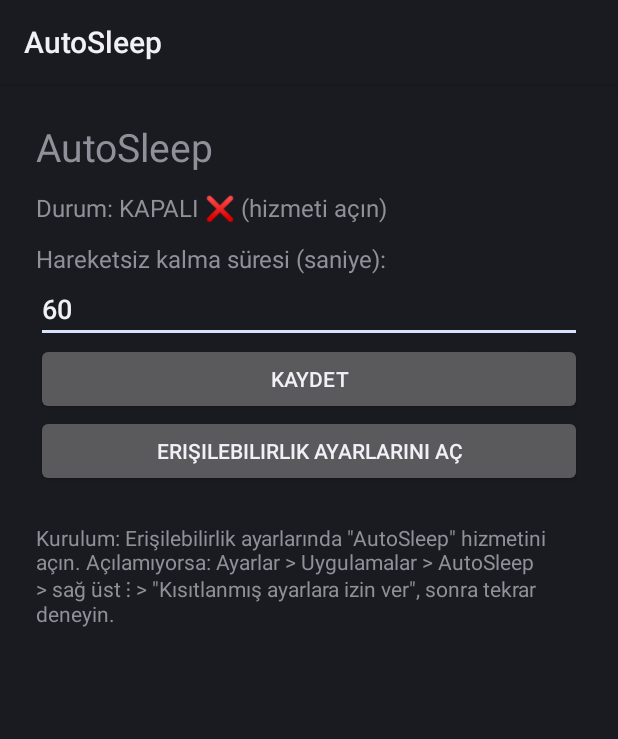
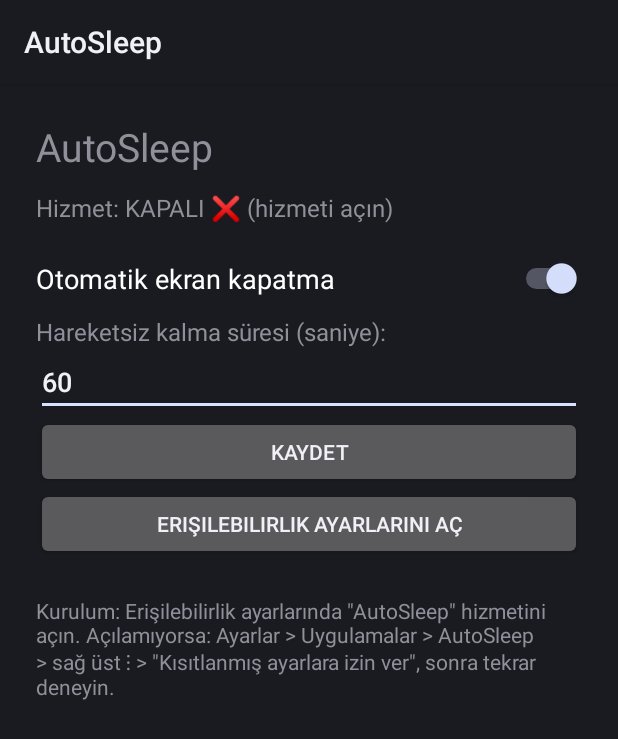
Before and after one commit to zynpbykl6794-del/OutoSleep, an Android app: the screen it shows after launch (MainActivity), on a phone screen of 412 x 824 dp. Shown: the top 739 px of the screen. Run offline under Robolectric (Android 15) with nearby library versions, the phone set to English and light mode, and no system bars.

Commit message:
Update MainActivity.kt

```diff
--- a/app/src/main/java/com/example/autosleep/MainActivity.kt
+++ b/app/src/main/java/com/example/autosleep/MainActivity.kt
@@ -9,6 +9,7 @@ import android.view.ViewGroup
 import android.widget.Button
 import android.widget.EditText
 import android.widget.LinearLayout
+import android.widget.Switch
 import android.widget.TextView
 import android.widget.Toast
 
@@ -34,6 +35,21 @@ class MainActivity : Activity() {
         status = TextView(this).apply {
             textSize = 16f
             setPadding(0, pad / 2, 0, pad / 2)
+        }
+
+        val toggle = Switch(this).apply {
+            text = "Otomatik ekran kapatma"
+            textSize = 18f
+            isChecked = prefs().getBoolean(SleepService.KEY_ENABLED, true)
+            setPadding(0, pad / 2, 0, pad / 2)
+            setOnCheckedChangeListener { _, checked ->
+                prefs().edit().putBoolean(SleepService.KEY_ENABLED, checked).apply()
+                Toast.makeText(
+                    this@MainActivity,
+                    if (checked) "Açıldı" else "Kapatıldı",
+                    Toast.LENGTH_SHORT
+                ).show()
+            }
         }
 
         val label = TextView(this).apply {
@@ -77,13 +93,13 @@ class MainActivity : Activity() {
             ViewGroup.LayoutParams.MATCH_PARENT,
             ViewGroup.LayoutParams.WRAP_CONTENT
         )
-        listOf(title, status, label, input, save, open, help).forEach { root.addView(it, lp) }
+        listOf(title, status, toggle, label, input, save, open, help).forEach { root.addView(it, lp) }
         setContentView(root)
     }
 
     override fun onResume() {
         super.onResume()
-        status.text = if (isServiceEnabled()) "Durum: AÇIK ✅" else "Durum: KAPALI ❌ (hizmeti açın)"
+        status.text = if (isServiceEnabled()) "Hizmet: AÇIK ✅" else "Hizmet: KAPALI ❌ (hizmeti açın)"
     }
 
     private fun prefs() = getSharedPreferences(SleepService.PREFS, MODE_PRIVATE)
```
